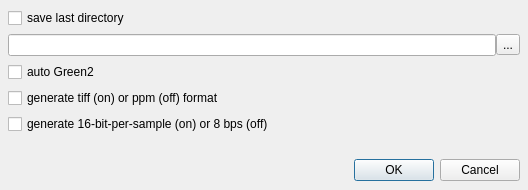
First picture: the form in RawLab/settingsdlg.ui, repository kapankov/RawLab, before the edit.
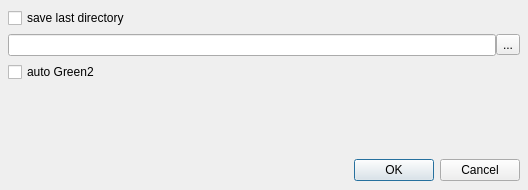
Second picture: the form after the edit.

Diff of the .ui file:
```diff
--- a/RawLab/settingsdlg.ui
+++ b/RawLab/settingsdlg.ui
@@ -74,20 +74,6 @@
        </property>
       </widget>
      </item>
-     <item>
-      <widget class="QCheckBox" name="chbTiff">
-       <property name="text">
-        <string>generate tiff (on) or ppm (off) format</string>
-       </property>
-      </widget>
-     </item>
-     <item>
-      <widget class="QCheckBox" name="chbBps">
-       <property name="text">
-        <string>generate 16-bit-per-sample (on) or 8 bps (off)</string>
-       </property>
-      </widget>
-     </item>
      <item>
       <spacer name="verticalSpacer">
        <property name="orientation">
```
